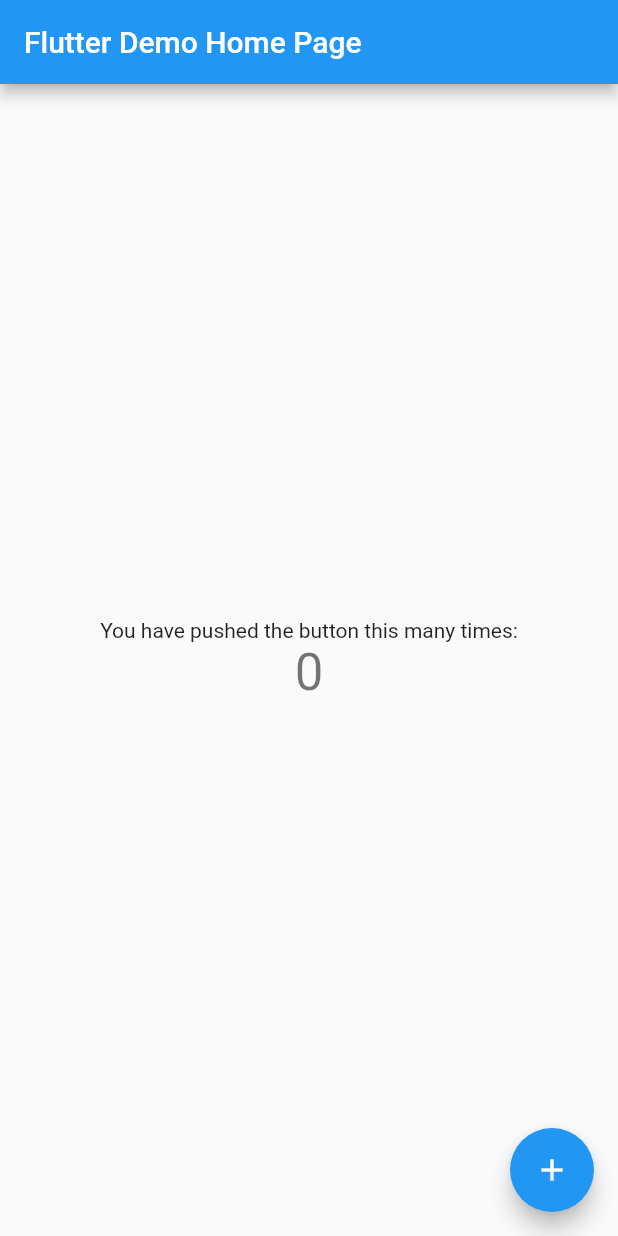
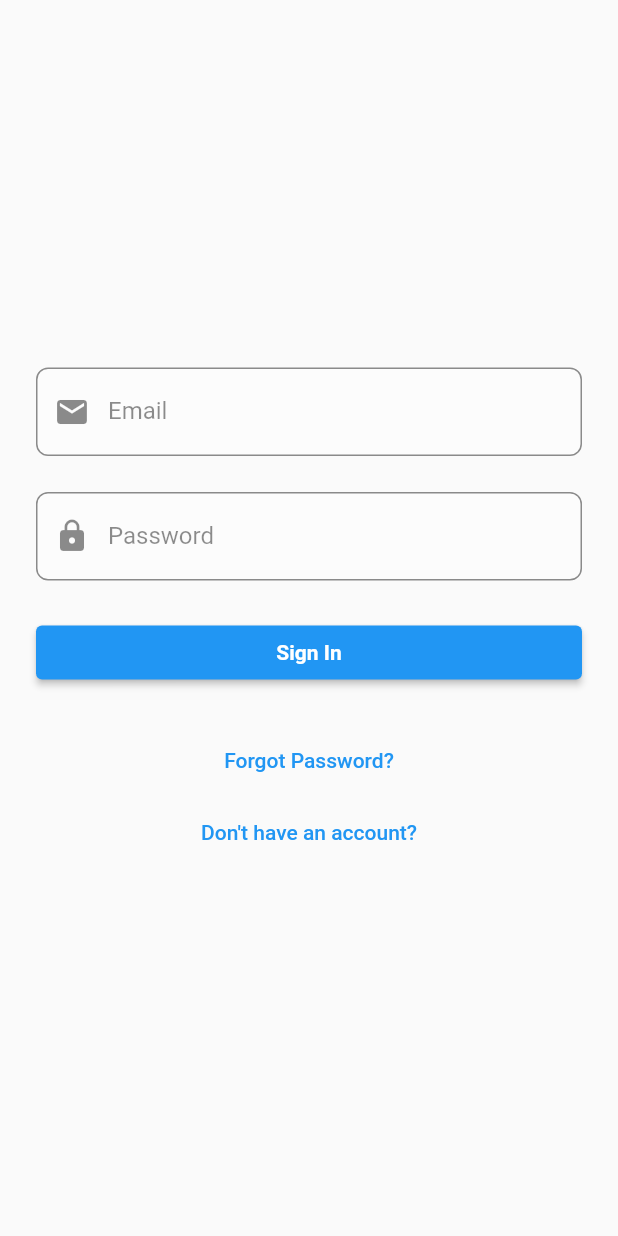
Before and after one commit to kamjony/shift-autos, a Flutter app: the screen it shows after launch, on a phone screen of 412 x 824 dp. Run offline on Flutter 3.47's test engine with Material 2 defaults, Android fonts, the phone set to English and light mode, and no system bars; our stand-ins replace cloud_firestore, firebase_auth, firebase_core, get; accounts and stored records are empty.

Commit message:
Firebase Auth, Store integration,

```diff
--- /dev/null
+++ b/lib/common_widgets/form_input_field.dart
@@ -0,0 +1,54 @@
+import 'package:flutter/material.dart';
+import 'package:shift_autos/constants/app_colors.dart';
+
+class FormInputField extends StatelessWidget {
+  final TextEditingController controller;
+  final String labelText;
+  final IconData? iconPrefix;
+  final String? Function(String?)? validator;
+  final TextInputType keyboardType;
+  final bool obscureText;
+  final int minLines;
+  final void Function(String) onChanged;
+  final void Function(String?)? onSaved;
+
+  const FormInputField(
+      {Key? key,
+      required this.controller,
+      required this.labelText,
+      required this.validator,
+      this.iconPrefix,
+      this.keyboardType = TextInputType.text,
+      this.obscureText = false,
+      this.minLines = 1,
+      required this.onChanged,
+      required this.onSaved})
+      : super(key: key);
+
+  @override
+  Widget build(BuildContext context) {
+    return TextFormField(
+      decoration: InputDecoration(
+          border: OutlineInputBorder(borderRadius: BorderRadius.circular(8.0)),
+          enabledBorder: OutlineInputBorder(
+              borderSide: BorderSide(color: AppColors.black),
+              borderRadius: BorderRadius.circular(8.0)),
+          focusedBorder: OutlineInputBorder(
+              borderSide: BorderSide(color: AppColors.black),
+              borderRadius: BorderRadius.circular(8.0)),
+          filled: true,
+          prefixIcon: iconPrefix == null ? null : Icon(iconPrefix),
+          fillColor: Colors.white38,
+          labelStyle: TextStyle(color: AppColors.black),
+          labelText: labelText),
+      controller: controller,
+      onSaved: onSaved,
+      onChanged: onChanged,
+      keyboardType: keyboardType,
+      obscureText: obscureText,
+      maxLines: 1,
+      minLines: minLines,
+      validator: validator,
+    );
+  }
+}
--- /dev/null
+++ b/lib/common_widgets/form_vertical_space.dart
@@ -0,0 +1,5 @@
+import 'package:flutter/cupertino.dart';
+
+class FormVerticalSpace extends SizedBox {
+  FormVerticalSpace({double height = 24.0}) : super(height: height);
+}
--- /dev/null
+++ b/lib/common_widgets/label_button.dart
@@ -0,0 +1,19 @@
+import 'package:flutter/material.dart';
+
+class LabelButton extends StatelessWidget {
+
+  final String label;
+  final void Function() onPressed;
+
+  const LabelButton({Key? key, required this.label, required this.onPressed}) : super(key: key);
+
+  @override
+  Widget build(BuildContext context) {
+    return TextButton(
+      child: Text(
+        label,
+      ),
+      onPressed: onPressed,
+    );
+  }
+}
--- /dev/null
+++ b/lib/common_widgets/primary_button.dart
@@ -0,0 +1,19 @@
+import 'package:flutter/material.dart';
+
+class PrimaryButton extends StatelessWidget {
+  final String label;
+  final void Function() onPressed;
+
+  const PrimaryButton({Key? key, required this.label, required this.onPressed}) : super(key: key);
+
+  @override
+  Widget build(BuildContext context) {
+    return ElevatedButton(
+      onPressed: onPressed,
+      child: Text(
+        label,
+        style: TextStyle(fontWeight: FontWeight.bold),
+      ),
+    );
+  }
+}
--- /dev/null
+++ b/lib/constants/app_colors.dart
@@ -0,0 +1,7 @@
+import 'package:flutter/material.dart';
+
+class AppColors{
+  AppColors._();
+  static Color black = Colors.black45;
+
+}
--- /dev/null
+++ b/lib/constants/app_constants.dart
@@ -0,0 +1,7 @@
+import 'package:cloud_firestore/cloud_firestore.dart';
+import 'package:firebase_auth/firebase_auth.dart';
+import 'package:firebase_core/firebase_core.dart';
+
+final Future<FirebaseApp> firebaseInitialization = Firebase.initializeApp();
+FirebaseAuth firebaseAuth = FirebaseAuth.instance;
+FirebaseFirestore firebaseFirestore = FirebaseFirestore.instance;
--- /dev/null
+++ b/lib/constants/app_routes.dart
@@ -0,0 +1,20 @@
+import 'package:get/get.dart';
+import 'package:shift_autos/pages/auth/forgot_password.dart';
+import 'package:shift_autos/pages/auth/sign_in.dart';
+import 'package:shift_autos/pages/auth/sign_up.dart';
+import 'package:shift_autos/pages/auth/verify_email.dart';
+import 'package:shift_autos/pages/home/home.dart';
+import 'package:shift_autos/pages/splash.dart';
+
+class AppRoutes{
+  AppRoutes._(); //this is to prevent anyone from instantiating this object
+
+  static final List<GetPage> routes = [
+    GetPage(name: '/', page: () => Splash()),
+    GetPage(name: '/sign_in', page: () => SignIn()),
+    GetPage(name: '/sign_up', page: () => SignUp()),
+    GetPage(name: '/forgot_password', page: () => ForgotPassword()),
+    GetPage(name: '/verify_email', page: () => VerifyEmail()),
+    GetPage(name: '/home', page: () => Home()),
+  ];
+}
--- /dev/null
+++ b/lib/controllers/auth_controller.dart
@@ -0,0 +1,116 @@
+import 'package:firebase_auth/firebase_auth.dart';
+import 'package:get/get.dart';
+import 'package:shift_autos/constants/app_constants.dart';
+import 'dart:developer' as dev;
+
+import 'package:shift_autos/models/user_model.dart';
+
+class AuthController extends GetxController {
+  static AuthController instance = Get.find();
+  late Rx<User?> firebaseUser;
+  Rxn<UserModel> fireStoreUser = Rxn<UserModel>();
+
+  @override
+  void onReady() {
+    super.onReady();
+
+    firebaseUser = Rx<User?>(firebaseAuth.currentUser);
+    firebaseUser.bindStream(firebaseAuth.userChanges());
+    ever(firebaseUser, _setInitialScreen);
+  }
+
+  _setInitialScreen(User? user) {
+    if (user?.uid != null) {
+      fireStoreUser.bindStream(streamFirestoreUser());
+    }
+
+    if (user == null) {
+      Get.offAllNamed('/sign_in');
+    } else {
+      if (user.emailVerified) {
+        Get.offAllNamed('/home');
+      } else {
+        sendEmailVerification();
+        Get.offNamed('/verify_email');
+      }
+    }
+  }
+
+  Stream<UserModel> streamFirestoreUser() {
+    return firebaseFirestore
+        .doc('/users/${firebaseUser.value!.uid}')
+        .snapshots()
+        .map((event) => UserModel.fromMap(event.data()!));
+  }
+
+  Future<UserModel> getFirestoreUser() {
+    return firebaseFirestore
+        .doc('/users/${firebaseUser.value!.uid}')
+        .get()
+        .then((value) => UserModel.fromMap(value.data()!));
+  }
+
+  void register(String email, password) async {
+    try {
+      await firebaseAuth
+          .createUserWithEmailAndPassword(email: email, password: password)
+          .then((result) async {
+
+        //Create new user
+        UserModel _newUser = UserModel(
+            uid: result.user!.uid,
+            email: result.user!.email!,
+            name: 'Default Name',
+            photoUrl: 'https://www.gravatar.com/avatar/205e460b479e2e5b48aec07710c08d50');
+        _createUserFirestore(_newUser, result.user!);
+      });
+
+    } on FirebaseAuthException catch (e) {
+      dev.log(e.toString());
+      Get.snackbar('Error', e.message!);
+    }
+  }
+
+  void _createUserFirestore(UserModel user, User _firebaseUser) {
+    firebaseFirestore.doc('/users/${firebaseUser.value!.uid}').set(user.toJson());
+    update();
+  }
+
+  //updates the firestore user in users collection
+  void _updateUserFirestore(UserModel user, User _firebaseUser) {
+    firebaseFirestore.doc('/users/${firebaseUser.value!.uid}').update(user.toJson());
+    update();
+  }
+
+  void login(String email, String password) async {
+    try {
+      await firebaseAuth.signInWithEmailAndPassword(email: email, password: password);
+    } on FirebaseAuthException catch (e) {
+      dev.log(e.toString());
+      Get.snackbar('Error', e.message!);
+    }
+  }
+
+  void resetPassword(String email) async {
+    try {
+      await firebaseAuth.sendPasswordResetEmail(email: email);
+      Get.snackbar('Success', 'Password reset email has been sent!');
+    } on FirebaseAuthException catch (e) {
+      dev.log(e.toString());
+      Get.snackbar('Error', e.message!);
+    }
+  }
+
+  void sendEmailVerification() async {
+    try {
+      await firebaseAuth.currentUser?.sendEmailVerification();
+    } on FirebaseAuthException catch (e) {
+      dev.log(e.toString());
+      Get.snackbar('Error', e.message!);
+    }
+  }
+
+  void signOut() async {
+    await firebaseAuth.signOut();
+  }
+}
--- a/lib/main.dart
+++ b/lib/main.dart
@@ -1,6 +1,13 @@
 import 'package:flutter/material.dart';
+import 'package:firebase_core/firebase_core.dart';
+import 'package:get/get.dart';
+import 'package:shift_autos/constants/app_routes.dart';
+import 'package:shift_autos/controllers/auth_controller.dart';
 
-void main() {
+Future<void> main() async {
+  WidgetsFlutterBinding.ensureInitialized();
+  await Firebase.initializeApp();
+  Get.put<AuthController>(AuthController());
   runApp(const MyApp());
 }
 
@@ -10,106 +17,17 @@ class MyApp extends StatelessWidget {
   // This widget is the root of your application.
   @override
   Widget build(BuildContext context) {
-    return MaterialApp(
-      title: 'Flutter Demo',
+    return GetMaterialApp(
+      debugShowCheckedModeBanner: false,
+      title: 'Shift Autos',
       theme: ThemeData(
-        // This is the theme of your application.
-        //
-        // Try running your application with "flutter run". You'll see the
-        // application has a blue toolbar. Then, without quitting the app, try
-        // changing the primarySwatch below to Colors.green and then invoke
-        // "hot reload" (press "r" in the console where you ran "flutter run",
-        // or simply save your changes to "hot reload" in a Flutter IDE).
-        // Notice that the counter didn't reset back to zero; the application
-        // is not restarted.
         primarySwatch: Colors.blue,
       ),
-      home: const MyHomePage(title: 'Flutter Demo Home Page'),
+      initialRoute: '/',
+      getPages: AppRoutes.routes,
+      // navigatorObservers: [
+      //   // FirebaseAnalyticsObserver(analytics: FirebaseAnalytics()),
+      // ],
     );
   }
 }
-
-class MyHomePage extends StatefulWidget {
-  const MyHomePage({Key? key, required this.title}) : super(key: key);
-
-  // This widget is the home page of your application. It is stateful, meaning
-  // that it has a State object (defined below) that contains fields that affect
-  // how it looks.
-
-  // This class is the configuration for the state. It holds the values (in this
-  // case the title) provided by the parent (in this case the App widget) and
-  // used by the build method of the State. Fields in a Widget subclass are
-  // always marked "final".
-
-  final String title;
-
-  @override
-  State<MyHomePage> createState() => _MyHomePageState();
-}
-
-class _MyHomePageState extends State<MyHomePage> {
-  int _counter = 0;
-
-  void _incrementCounter() {
-    setState(() {
-      // This call to setState tells the Flutter framework that something has
-      // changed in this State, which causes it to rerun the build method below
-      // so that the display can reflect the updated values. If we changed
-      // _counter without calling setState(), then the build method would not be
-      // called again, and so nothing would appear to happen.
-      _counter++;
-    });
-  }
-
-  @override
-  Widget build(BuildContext context) {
-    // This method is rerun every time setState is called, for instance as done
-    // by the _incrementCounter method above.
-    //
-    // The Flutter framework has been optimized to make rerunning build methods
-    // fast, so that you can just rebuild anything that needs updating rather
-    // than having to individually change instances of widgets.
-    return Scaffold(
-      appBar: AppBar(
-        // Here we take the value from the MyHomePage object that was created by
-        // the App.build method, and use it to set our appbar title.
-        title: Text(widget.title),
-      ),
-      body: Center(
-        // Center is a layout widget. It takes a single child and positions it
-        // in the middle of the parent.
-        child: Column(
-          // Column is also a layout widget. It takes a list of children and
-          // arranges them vertically. By default, it sizes itself to fit its
-          // children horizontally, and tries to be as tall as its parent.
-          //
-          // Invoke "debug painting" (press "p" in the console, choose the
-          // "Toggle Debug Paint" action from the Flutter Inspector in Android
-          // Studio, or the "Toggle Debug Paint" command in Visual Studio Code)
-          // to see the wireframe for each widget.
-          //
-          // Column has various properties to control how it sizes itself and
-          // how it positions its children. Here we use mainAxisAlignment to
-          // center the children vertically; the main axis here is the vertical
-          // axis because Columns are vertical (the cross axis would be
-          // horizontal).
-          mainAxisAlignment: MainAxisAlignment.center,
-          children: <Widget>[
-            const Text(
-              'You have pushed the button this many times:',
-            ),
-            Text(
-              '$_counter',
-              style: Theme.of(context).textTheme.headline4,
-            ),
-          ],
-        ),
-      ),
-      floatingActionButton: FloatingActionButton(
-        onPressed: _incrementCounter,
-        tooltip: 'Increment',
-        child: const Icon(Icons.add),
-      ), // This trailing comma makes auto-formatting nicer for build methods.
-    );
-  }
-}
--- /dev/null
+++ b/lib/models/user_model.dart
@@ -0,0 +1,20 @@
+class UserModel {
+  final String uid;
+  final String email;
+  final String name;
+  final String photoUrl;
+
+  UserModel({required this.uid, required this.email, required this.name, required this.photoUrl});
+
+  factory UserModel.fromMap(Map data) {
+    return UserModel(
+      uid: data['uid'],
+      email: data['email'] ?? '',
+      name: data['name'] ?? '',
+      photoUrl: data['photoUrl'] ?? '',
+    );
+  }
+
+  Map<String, dynamic> toJson() =>
+      {"uid": uid, "email": email, "name": name, "photoUrl": photoUrl};
+}
--- /dev/null
+++ b/lib/pages/auth/sign_in.dart
@@ -0,0 +1,64 @@
+import 'package:flutter/material.dart';
+import 'package:get/get.dart';
+import 'package:shift_autos/common_widgets/form_input_field.dart';
+import 'package:shift_autos/common_widgets/form_vertical_space.dart';
+import 'package:shift_autos/common_widgets/label_button.dart';
+import 'package:shift_autos/common_widgets/primary_button.dart';
+import 'package:shift_autos/constants/validators.dart';
+import 'package:shift_autos/controllers/auth_controller.dart';
+
+class SignIn extends StatelessWidget {
+  final AuthController _controller = Get.find();
+  final GlobalKey<FormState> _formKey = GlobalKey<FormState>();
+  final TextEditingController _emailController = TextEditingController();
+  final TextEditingController _passwordController = TextEditingController();
+
+  SignIn({Key? key}) : super(key: key);
+
+  @override
+  Widget build(BuildContext context) {
+    return Scaffold(
+      body: Form(
+        key: _formKey,
+        child: Padding(
+          padding: const EdgeInsets.symmetric(horizontal: 24.0),
+          child: Center(
+            child: Column(
+              mainAxisAlignment: MainAxisAlignment.center,
+              crossAxisAlignment: CrossAxisAlignment.stretch,
+              children: [
+                FormInputField(
+                    controller: _emailController,
+                    labelText: 'Email',
+                    iconPrefix: Icons.email,
+                    validator: Validator().email,
+                    keyboardType: TextInputType.emailAddress,
+                    onChanged: (value) => {},
+                    onSaved: (value) => _emailController.text = value!),
+                FormVerticalSpace(),
+                FormInputField(
+                    controller: _passwordController,
+                    labelText: 'Password',
+                    iconPrefix: Icons.lock,
+                    obscureText: true,
+                    validator: Validator().password,
+                    onChanged: (value) => {},
+                    onSaved: (value) => _passwordController.text = value!),
+                FormVerticalSpace(),
+                PrimaryButton(label: 'Sign In', onPressed: () async {
+                  if (_formKey.currentState!.validate()) {
+                    _controller.login(_emailController.text.trim(), _passwordController.text.trim());
+                  }
+                }),
+                FormVerticalSpace(),
+                LabelButton(label: 'Forgot Password?', onPressed: () => Get.toNamed('/forgot_password')),
+                LabelButton(label: "Don't have an account?", onPressed: () => Get.toNamed('/sign_up')),
+
+              ],
+            ),
+          ),
+        ),
+      ),
+    );
+  }
+}
--- a/pubspec.yaml
+++ b/pubspec.yaml
@@ -34,6 +34,9 @@ dependencies:
   # The following adds the Cupertino Icons font to your application.
   # Use with the CupertinoIcons class for iOS style icons.
   cupertino_icons: ^1.0.2
+  cloud_firestore: ^3.3.0
+  get: ^4.6.5
+  firebase_auth: ^3.4.2
 
 dev_dependencies:
   flutter_test:
```
Also changed, not shown: lib/constants/validators.dart (added, +55 -0 lines), lib/controllers/home_controller.dart (added, +14 -0 lines), lib/pages/auth/forgot_password.dart (added, +52 -0 lines), lib/pages/auth/sign_up.dart (added, +63 -0 lines), lib/pages/auth/verify_email.dart (added, +30 -0 lines), lib/pages/home/home.dart (added, +31 -0 lines), lib/pages/splash.dart (added, +14 -0 lines), pubspec.lock, 8 other files.
